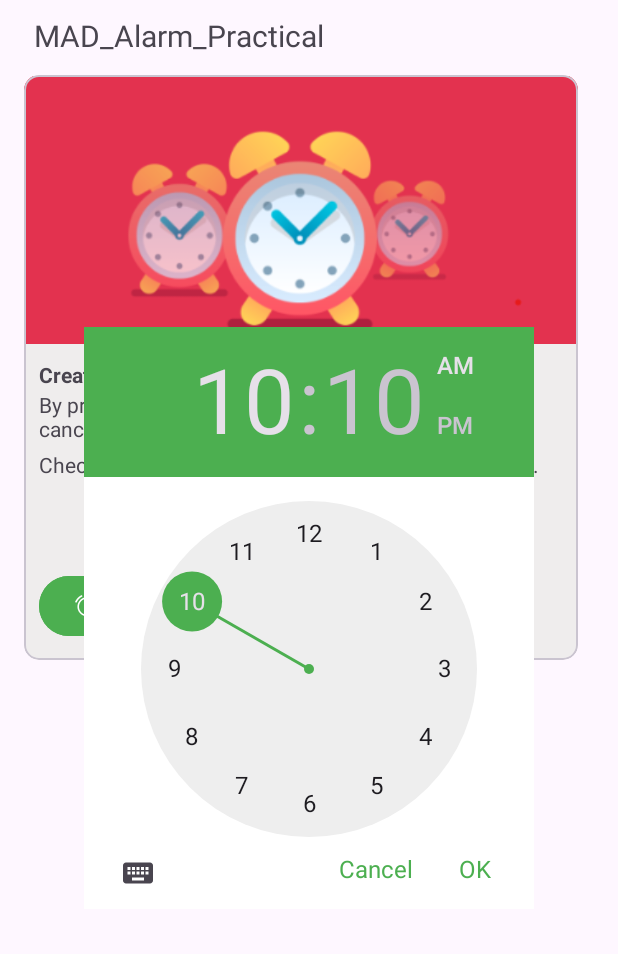
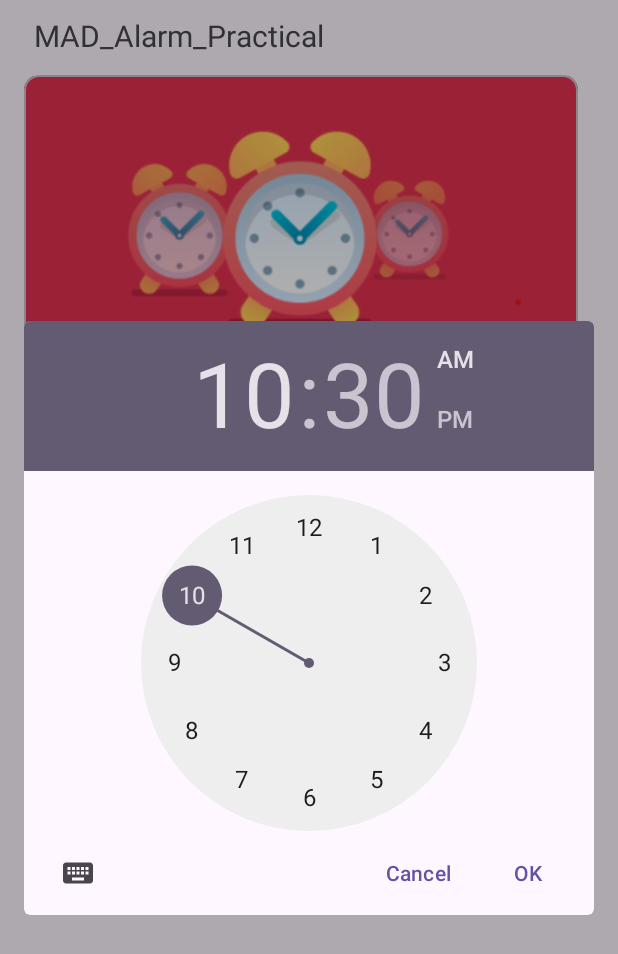
Before and after one commit to DivyaNareshkumarPatel/MADPractical4, an Android app: the screen it shows after launch (MainActivity), after a tap on "Create Alarm", on a phone screen of 412 x 824 dp. Shown: the top 954 px of the screen. Run offline under Robolectric (Android 15) with nearby library versions, the phone set to English and light mode, and no system bars.

Commit message:
final changes

```diff
--- a/app/build.gradle.kts
+++ b/app/build.gradle.kts
@@ -36,7 +36,6 @@ android {
 }
 
 dependencies {
-
     implementation(libs.androidx.core.ktx)
     implementation(libs.androidx.appcompat)
     implementation(libs.material)
--- a/app/src/main/java/com/example/madpractical4/MainActivity.kt
+++ b/app/src/main/java/com/example/madpractical4/MainActivity.kt
@@ -4,6 +4,7 @@ import android.app.AlarmManager
 import android.app.PendingIntent
 import android.app.TimePickerDialog
 import android.content.Intent
+import android.graphics.Color
 import android.icu.text.DateFormat
 import android.icu.text.SimpleDateFormat
 import android.os.Bundle
@@ -18,6 +19,7 @@ import androidx.activity.enableEdgeToEdge
 import androidx.appcompat.app.AppCompatActivity
 import androidx.core.view.ViewCompat
 import androidx.core.view.WindowInsetsCompat
+import androidx.transition.Visibility
 import com.google.android.material.switchmaterial.SwitchMaterial
 import java.util.Calendar
 import java.util.Date
@@ -30,71 +32,19 @@ class MainActivity : AppCompatActivity() {
         setContentView(R.layout.activity_main)
         ViewCompat.setOnApplyWindowInsetsListener(findViewById(R.id.main)) { v, insets ->
             val systemBars = insets.getInsets(WindowInsetsCompat.Type.systemBars())
-            val textClock = findViewById<TextClock>(R.id.textClock)
-            textClock.format12Hour = "hh:mm:ss a MMM d, yyyy"
             v.setPadding(systemBars.left, systemBars.top, systemBars.right, systemBars.bottom)
             insets
         }
-        val timePicker = findViewById<TimePicker>(R.id.reminderTime)
-        timePicker.visibility = View.GONE
-        timePicker.hour = getHour()
-        timePicker.minute = getMinute()
         val createAlarmBtn = findViewById<Button>(R.id.createAlarmBtn)
         createAlarmBtn.setOnClickListener{
-            timePicker.visibility = View.VISIBLE
+            showTimerDialog()
         }
-        val okbtn = findViewById<TextView>(R.id.okbtn)
         val cardView = findViewById<com.google.android.material.card.MaterialCardView>(R.id.materialCardView2)
-        val textClock2 = findViewById<TextClock>(R.id.textClock2)
         cardView.visibility = View.GONE
-        okbtn.setOnClickListener{
-            val hour = timePicker.hour
-            val minute = timePicker.minute
-            setAlarm(getMillis(hour, minute), "Start")
-            val calendar = Calendar.getInstance().apply {
-                set(Calendar.HOUR_OF_DAY, hour)
-                set(Calendar.MINUTE, minute)
-                set(Calendar.SECOND, 0)
-            }
-            val formattedTime = SimpleDateFormat("hh:mm:ss a", Locale.getDefault()).format(calendar.time)
-            textClock2.text = formattedTime
-            cardView.visibility = View.VISIBLE
-            timePicker.visibility = View.GONE
+        findViewById<Button>(R.id.cancelAlarm).setOnClickListener {
+            setAlarm(0,"Stop")
+            cardView.visibility = View.GONE
         }
-        val cancelbtn = findViewById<TextView>(R.id.cancelbtn)
-        cancelbtn.setOnClickListener{
-            timePicker.visibility = View.GONE
-        }
-        val cancelAlarmBtn = findViewById<Button>(R.id.cancelAlarm)
-        cancelAlarmBtn.setOnClickListener {
-            cardView.visibility = View.GONE
-            setAlarm(0, "Stop")
-        }
-    }
-    fun getCurrentDateTime(): String{
-        val cal = Calendar.getInstance()
-        val df : DateFormat = SimpleDateFormat("MMM, dd, yyyy, hh:mm:ss a")
-        return df.format(cal.time)
-    }
-    fun getMillis(hour:Int, min:Int):Long{
-        val setCalendar = Calendar.getInstance()
-        setCalendar.set(Calendar.HOUR_OF_DAY, hour)
-        setCalendar.set(Calendar.MINUTE, min)
-        setCalendar.set(Calendar.SECOND, 0)
-        if (setCalendar.timeInMillis <= System.currentTimeMillis()) {
-            setCalendar.add(Calendar.DAY_OF_MONTH, 1)
-        }
-        return setCalendar.timeInMillis
-    }
-    fun getHour():Int{
-        val cal = Calendar.getInstance()
-        cal.time = Date()
-        return cal[Calendar.HOUR_OF_DAY]
-    }
-    fun getMinute():Int{
-        val cal = Calendar.getInstance()
-        cal.time = Date()
-        return cal[Calendar.HOUR_OF_DAY]
     }
     fun showTimerDialog(){
         val cldr : Calendar = Calendar.getInstance()
@@ -115,8 +65,10 @@ class MainActivity : AppCompatActivity() {
         val month: Int = alarmCalender.get(Calendar.MONTH)
         val day: Int = alarmCalender.get(Calendar.DATE)
         alarmCalender.set(year, month, day, hour, minute, 0)
-        val textAlarmTime = findViewById<TextClock>(R.id.textClock)
+        val textAlarmTime = findViewById<TextView>(R.id.setTime)
         textAlarmTime.text = SimpleDateFormat("hh:mm ss a").format(alarmCalender.time)
+        val cardView = findViewById<com.google.android.material.card.MaterialCardView>(R.id.materialCardView2)
+        cardView.visibility = View.VISIBLE
         setAlarm(alarmCalender.timeInMillis, "Start")
     }
     fun setAlarm(millisTime: Long, str:String){
@@ -132,6 +84,9 @@ class MainActivity : AppCompatActivity() {
                     pendingIntent
                 )
             }
+            else{
+                Toast.makeText(this, "Can't schedule Alarm", Toast.LENGTH_SHORT).show()
+            }
         }
         else if(str == "Stop"){
             alarmManager.cancel(pendingIntent)
--- a/app/src/main/res/layout/activity_main.xml
+++ b/app/src/main/res/layout/activity_main.xml
@@ -114,23 +114,20 @@
             android:layout_width="match_parent"
             android:layout_height="wrap_content"
             android:text="Set Alarm Time:"
+            android:id="@+id/text2"
+            android:layout_marginTop="190dp"
+            android:textAlignment="center"
+            android:textSize="14sp" />
+        <TextView
+            android:layout_width="match_parent"
+            android:layout_height="wrap_content"
+            android:text=""
             android:id="@+id/setTime"
-            android:layout_marginTop="190dp"
+            android:layout_marginTop="220dp"
             android:textAlignment="center"
             android:textSize="14sp"
             android:textStyle="bold"/>
-        <TextClock
-            android:id="@+id/textClock2"
-            android:layout_width="match_parent"
-            android:layout_height="30dp"
-            android:layout_marginLeft="10dp"
-            android:layout_marginTop="215dp"
-            android:layout_marginRight="10dp"
-            android:format12Hour="hh:mm:ss a"
-            android:textAlignment="center"
-            android:textSize="14sp"
-            android:textStyle="bold" />
-        <Button
+         <Button
             android:id="@+id/cancelAlarm"
             android:layout_width="wrap_content"
             android:layout_height="wrap_content"
@@ -144,36 +141,5 @@
             android:textAlignment="center" />
     </com.google.android.material.card.MaterialCardView>
 
-    <TimePicker
-        android:id="@+id/reminderTime"
-        android:layout_width="300dp"
-        android:layout_height="wrap_content"
-        android:background="@color/white"
-        android:headerBackground="#4caf50"
-        android:numbersSelectorColor="#4caf50"
-        app:layout_constraintBottom_toBottomOf="parent"
-        app:layout_constraintEnd_toEndOf="parent"
-        app:layout_constraintStart_toStartOf="parent"
-        app:layout_constraintTop_toTopOf="parent">
-        <TextView
-            android:id="@+id/cancelbtn"
-            android:layout_width="wrap_content"
-            android:layout_height="wrap_content"
-            android:text="Cancel"
-            android:layout_marginTop="350dp"
-            android:layout_marginLeft="170dp"
-            android:height="23dp"
-            android:textSize="16dp"
-            android:textColor="#4caf50"/>
-        <TextView
-            android:id="@+id/okbtn"
-            android:layout_width="wrap_content"
-            android:layout_height="wrap_content"
-            android:text="OK"
-            android:textSize="16dp"
-            android:height="23dp"
-            android:layout_marginTop="350dp"
-            android:layout_marginLeft="250dp"
-            android:textColor="#4caf50"/>
-    </TimePicker>
+
 </androidx.constraintlayout.widget.ConstraintLayout>
```
